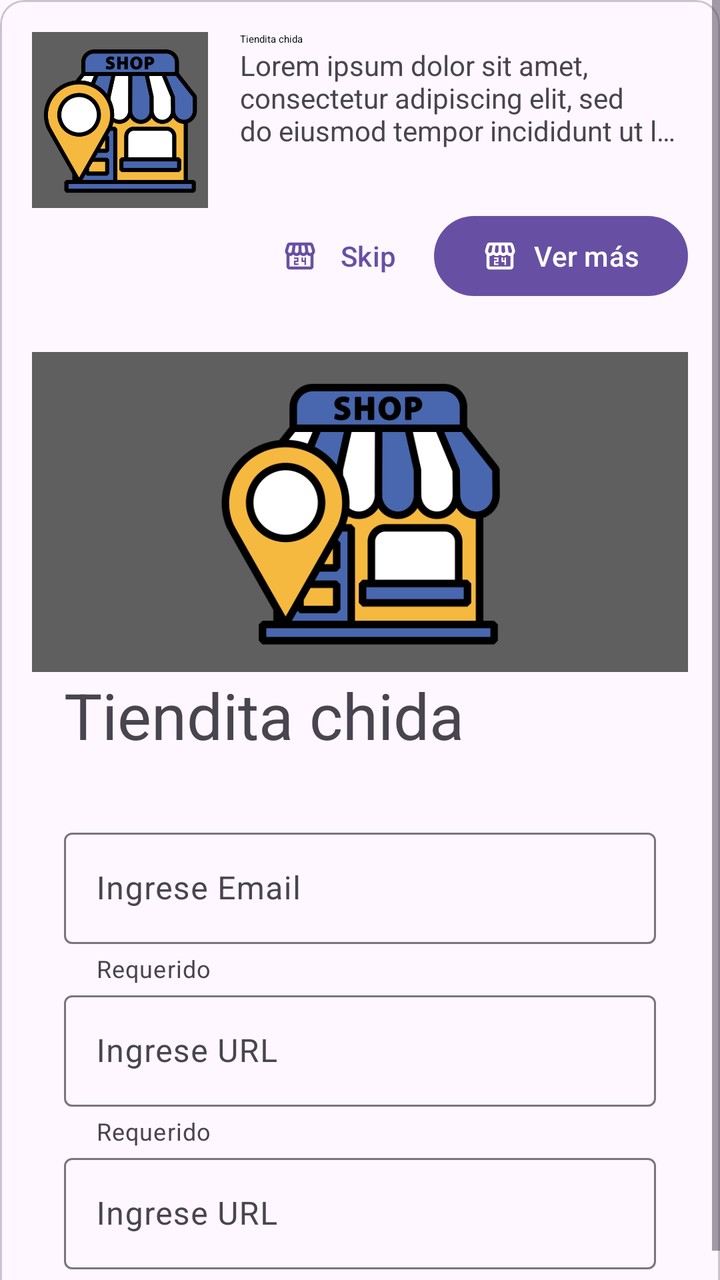
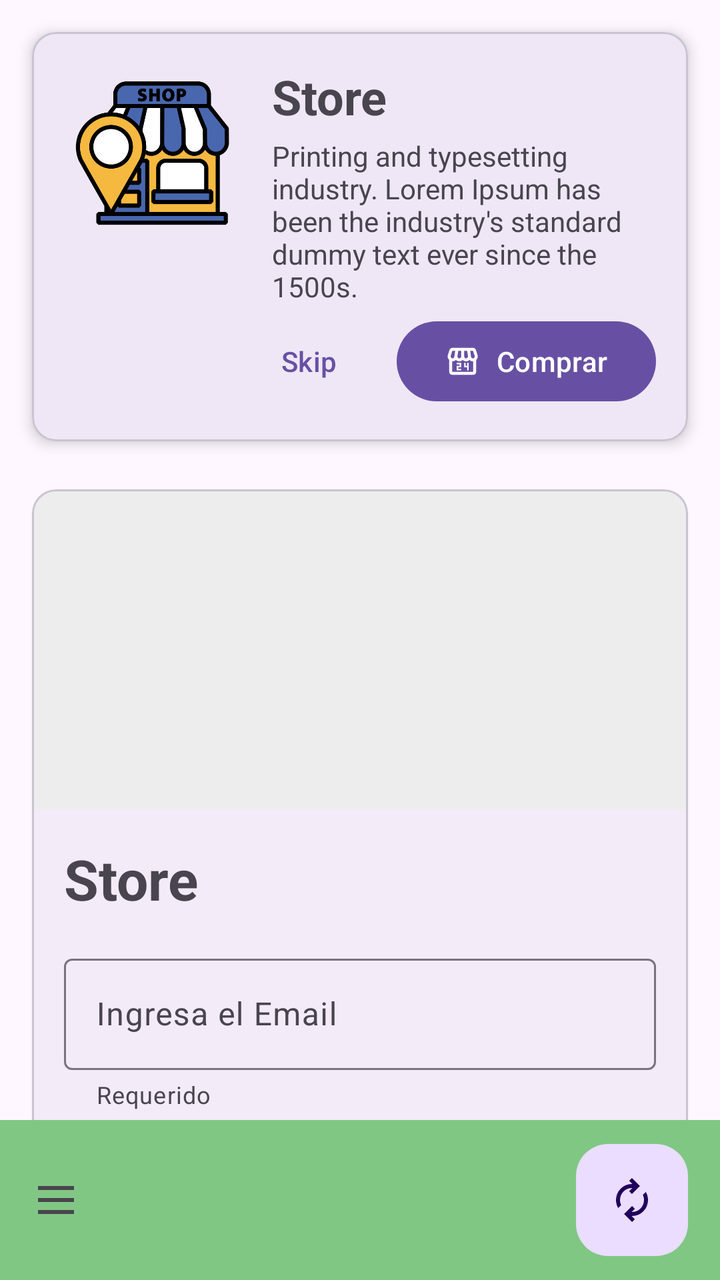

Before-and-after screenshots of an Android layout around one commit, followed by the original layout XML and the change that was made.
<!-- AndroidManifest.xml: application theme Theme.ComponentesYRecursos -->
<!-- res/layout/activity_main.xml -->
<?xml version="1.0" encoding="utf-8"?>
<ScrollView xmlns:android="http://schemas.android.com/apk/res/android"
    xmlns:app="http://schemas.android.com/apk/res-auto"
    xmlns:tools="http://schemas.android.com/tools"
    android:id="@+id/main"
    android:layout_width="match_parent"
    android:layout_height="match_parent"
    tools:context=".MainActivity">

    <LinearLayout
        android:orientation="vertical"
        android:layout_width="match_parent"
        android:layout_height="wrap_content">
        <com.google.android.material.card.MaterialCardView
            android:id="@+id/material_card"
            android:layout_width="match_parent"
            android:layout_height="wrap_content">
            <androidx.constraintlayout.widget.ConstraintLayout
                android:layout_width="match_parent"
                android:layout_height="wrap_content"
                android:layout_marginTop="16dp"
                android:layout_marginHorizontal="16dp">
                <ImageView
                    android:id="@+id/image1"
                    android:src="@drawable/img"
                    android:layout_width="88dp"
                    android:layout_height="88dp"
                    android:background="#5F5F5F"
                    app:layout_constraintStart_toStartOf="parent"
                    app:layout_constraintTop_toTopOf="parent"
                    />
                <TextView
                    android:id="@+id/text1"
                    android:text="Tiendita chida"
                    android:layout_marginStart="16dp"
                    app:layout_constraintStart_toEndOf="@+id/image1"
                    app:layout_constraintEnd_toEndOf="parent"
                    app:layout_constraintTop_toTopOf="parent"
                    android:layout_width="0dp"
                    android:textAppearance="?attr/textAppearanceHeadlineLargeEmphasized"
                    android:layout_height="wrap_content"/>
                <TextView
                    app:layout_constraintStart_toEndOf="@+id/image1"
                    app:layout_constraintEnd_toEndOf="parent"
                    app:layout_constraintTop_toBottomOf="@+id/text1"
                    android:layout_marginStart="16dp"
                    android:layout_width="0dp"
                    android:layout_height="wrap_content"
                    android:text="Lorem ipsum dolor sit amet, consectetur adipiscing elit, sed do eiusmod tempor incididunt ut labore et dolore magna aliqua."
                    android:maxLines="3"
                    android:ellipsize="end"
                    />
                <com.google.android.material.button.MaterialButton
                    android:id="@+id/button1"
                    android:text="Ver más"
                    app:icon="@drawable/outline_local_convenience_store_24"
                    app:layout_constraintEnd_toEndOf="parent"
                    app:layout_constraintTop_toBottomOf="@+id/image1"
                    android:layout_width="wrap_content"
                    android:layout_height="wrap_content">

                </com.google.android.material.button.MaterialButton>
                <com.google.android.material.button.MaterialButton
                    android:id="@+id/button2"
                    android:text="Skip"
                    app:icon="@drawable/outline_local_convenience_store_24"
                    app:layout_constraintEnd_toStartOf="@+id/button1"
                    app:layout_constraintTop_toBottomOf="@+id/image1"
                    android:layout_width="wrap_content"
                    android:layout_height="wrap_content"
                    style="@style/Widget.Material3.Button.TextButton"
                    >

                </com.google.android.material.button.MaterialButton>


                <ImageView
                    android:id="@+id/imgCard2"
                    android:layout_width="match_parent"
                    android:layout_height="160dp"
                    android:layout_marginTop="160dp"
                    android:background="#5F5F5F"
                    android:src="@drawable/img"
                    app:layout_constraintTop_toTopOf="@id/image1"
                    tools:layout_editor_absoluteX="0dp" />

                <TextView
                    android:layout_width="match_parent"
                    android:layout_height="wrap_content"
                    android:id="@+id/tvtext2"
                    android:text="Tiendita chida"
                    android:textAppearance="?attr/textAppearanceHeadlineLarge"
                    android:layout_marginStart="16dp"
                    app:layout_constraintTop_toBottomOf="@+id/imgCard2"
                    />

                <com.google.android.material.textfield.TextInputLayout
                    android:id="@+id/textLemail"
                    android:layout_width="match_parent"
                    android:layout_height="wrap_content"
                    android:layout_marginHorizontal="16dp"
                    android:layout_marginTop="32dp"
                    android:hint="Ingrese Email"
                    app:endIconMode="clear_text"
                    app:helperText="Requerido"
                    app:layout_constraintTop_toBottomOf="@id/tvtext2"
                    tools:layout_editor_absoluteX="16dp" >

                    <com.google.android.material.textfield.TextInputEditText
                        android:id="@+id/textEemail"
                        android:layout_width="match_parent"
                        android:layout_height="wrap_content"
                        android:inputType="number"
                        />

                </com.google.android.material.textfield.TextInputLayout>

                <com.google.android.material.textfield.TextInputLayout
                    android:id="@+id/textLurl"
                    android:layout_width="match_parent"
                    android:layout_height="wrap_content"
                    android:layout_marginHorizontal="16dp"
                    android:hint="Ingrese URL"
                    app:endIconMode="clear_text"
                    app:helperText="Requerido"
                    app:layout_constraintTop_toBottomOf="@id/textLemail"
                    tools:layout_editor_absoluteX="16dp" >

                    <com.google.android.material.textfield.TextInputEditText
                        android:id="@+id/textEurl"
                        android:layout_width="match_parent"
                        android:layout_height="wrap_content"
                        android:inputType="textUri"
                        />
                </com.google.android.material.textfield.TextInputLayout>

                <com.google.android.material.textfield.TextInputLayout
                    android:id="@+id/textLur"
                    android:layout_width="match_parent"
                    android:layout_height="wrap_content"
                    android:layout_marginHorizontal="16dp"
                    android:hint="Ingrese URL"
                    app:endIconMode="clear_text"
                    app:helperText="Requerido"
                    app:layout_constraintTop_toBottomOf="@id/textLurl"
                    tools:layout_editor_absoluteX="16dp" >

                    <com.google.android.material.textfield.TextInputEditText
                        android:id="@+id/textEur"
                        android:layout_width="match_parent"
                        android:layout_height="wrap_content"
                        android:inputType="textUri"
                        />
                </com.google.android.material.textfield.TextInputLayout>

            </androidx.constraintlayout.widget.ConstraintLayout>
        </com.google.android.material.card.MaterialCardView>
    </LinearLayout>

</ScrollView>
<!-- resources referenced by this layout -->
<resources>
  <!-- drawable img: png bitmap (drawable, 28993 bytes) -->
  <!-- drawable outline_local_convenience_store_24: vector/xml drawable (drawable, 2044 chars, omitted) -->
  <style name="Theme.ComponentesYRecursos" parent="Base.Theme.ComponentesYRecursos" />
  <style name="Base.Theme.ComponentesYRecursos" parent="Theme.Material3.DayNight.NoActionBar">
          
          
      </style>
</resources>

<!-- the commit's change to res/layout/activity_main.xml (unified diff, before → after) -->
@@ -1,160 +1,303 @@
+<androidx.coordinatorlayout.widget.CoordinatorLayout
+    xmlns:android="http://schemas.android.com/apk/res/android"
+    xmlns:app="http://schemas.android.com/apk/res-auto"
+    android:id="@+id/main"
+    android:layout_width="match_parent"
+    android:layout_height="match_parent">
+
+    <androidx.core.widget.NestedScrollView
+        android:id="@+id/nestedScrollView"
+        android:layout_width="match_parent"
+        android:layout_height="match_parent"
+        app:layout_behavior="@string/appbar_scrolling_view_behavior">
+
+        <include
+            android:id="@+id/contenedor"
+            layout="@layout/content_scrolling"/>
+
+    </androidx.core.widget.NestedScrollView>
+
+    <com.google.android.material.bottomappbar.BottomAppBar
+        android:id="@+id/BABar"
+        android:layout_width="match_parent"
+        android:layout_height="wrap_content"
+        android:layout_gravity="bottom"
+        app:navigationIcon="@drawable/outline_dehaze_24"
+        app:backgroundTint="#81C784"
+        app:fabAnimationMode="slide"
+        app:hideOnScroll="true"
+        style="@style/Widget.Material3.BottomAppBar"/>
+
+    <com.google.android.material.floatingactionbutton.FloatingActionButton
+        android:id="@+id/FABtn"
+        android:layout_width="wrap_content"
+        android:layout_height="wrap_content"
+        android:src="@drawable/outline_autorenew_24"
+        app:layout_anchor="@id/BABar"/>
+
+</androidx.coordinatorlayout.widget.CoordinatorLayout>
+<!-- res/layout/content_scrolling.xml (included above) -->
 <?xml version="1.0" encoding="utf-8"?>
-<ScrollView xmlns:android="http://schemas.android.com/apk/res/android"
+<androidx.core.widget.NestedScrollView
+    xmlns:android="http://schemas.android.com/apk/res/android"
     xmlns:app="http://schemas.android.com/apk/res-auto"
     xmlns:tools="http://schemas.android.com/tools"
-    android:id="@+id/main"
+    android:id="@+id/nestedScrollView"
     android:layout_width="match_parent"
     android:layout_height="match_parent"
-    tools:context=".MainActivity">
+    tools:showIn="@layout/activity_main">
 
     <LinearLayout
+        android:layout_width="match_parent"
+        android:layout_height="wrap_content"
         android:orientation="vertical"
+        android:padding="16dp"
+        android:clipToPadding="false"
+        android:paddingBottom="88dp"> <com.google.android.material.card.MaterialCardView
+        android:id="@+id/matCartView"
         android:layout_width="match_parent"
-        android:layout_height="wrap_content">
+        android:layout_height="wrap_content"
+        android:layout_marginBottom="16dp"
+        app:cardCornerRadius="12dp"
+        app:cardElevation="4dp">
+
+        <androidx.constraintlayout.widget.ConstraintLayout
+            android:layout_width="match_parent"
+            android:layout_height="wrap_content"
+            android:padding="16dp">
+
+            <ImageView
+                android:id="@+id/oxxoimage"
+                android:layout_width="88dp"
+                android:layout_height="88dp"
+                android:src="@drawable/img"
+                android:scaleType="centerCrop"
+                app:layout_constraintStart_toStartOf="parent"
+                app:layout_constraintTop_toTopOf="parent" />
+
+            <TextView
+                android:id="@+id/textoImage"
+                android:layout_width="0dp"
+                android:layout_height="wrap_content"
+                android:layout_marginStart="16dp"
+                android:text="Store"
+                android:textSize="24sp"
+                android:textStyle="bold"
+                app:layout_constraintStart_toEndOf="@id/oxxoimage"
+                app:layout_constraintEnd_toEndOf="parent"
+                app:layout_constraintTop_toTopOf="@id/oxxoimage" />
+
+            <TextView
+                android:id="@+id/descripcion"
+                android:layout_width="0dp"
+                android:layout_height="wrap_content"
+                android:layout_marginStart="16dp"
+                android:layout_marginTop="4dp"
+                android:text="Printing and typesetting industry. Lorem Ipsum has been the industry's standard dummy text ever since the 1500s."
+                android:textSize="14sp"
+                app:layout_constraintStart_toEndOf="@id/oxxoimage"
+                app:layout_constraintEnd_toEndOf="parent"
+                app:layout_constraintTop_toBottomOf="@id/textoImage"
+                app:layout_constraintBottom_toTopOf="@id/btnBuy" />
+
+            <com.google.android.material.button.MaterialButton
+                android:id="@+id/btnBuy"
+                android:layout_width="wrap_content"
+                android:layout_height="wrap_content"
+                android:layout_marginTop="4dp"
+                android:text="Comprar"
+                app:icon="@drawable/outline_local_convenience_store_24"
+                app:layout_constraintEnd_toEndOf="parent"
+                app:layout_constraintTop_toBottomOf="@id/descripcion" />
+
+            <com.google.android.material.button.MaterialButton
+                android:id="@+id/btnSkip"
+                android:layout_width="wrap_content"
+                android:layout_height="wrap_content"
+                android:text="Skip"
+                style="@style/Widget.Material3.Button.TextButton"
+                app:layout_constraintTop_toTopOf="@id/btnBuy"
+                app:layout_constraintEnd_toStartOf="@id/btnBuy"/>
+
+        </androidx.constraintlayout.widget.ConstraintLayout>
+    </com.google.android.material.card.MaterialCardView>
+
         <com.google.android.material.card.MaterialCardView
-            android:id="@+id/material_card"
+            android:id="@+id/matCardForm"
             android:layout_width="match_parent"
-            android:layout_height="wrap_content">
+            android:layout_height="wrap_content"
+            android:layout_marginTop="8dp"
+            app:cardCornerRadius="12dp"
+            app:cardElevation="2dp">
+
             <androidx.constraintlayout.widget.ConstraintLayout
                 android:layout_width="match_parent"
                 android:layout_height="wrap_content"
-                android:layout_marginTop="16dp"
-                android:layout_marginHorizontal="16dp">
-                <ImageView
-                    android:id="@+id/image1"
-                    android:src="@drawable/img"
-                    android:layout_width="88dp"
-                    android:layout_height="88dp"
-                    android:background="#5F5F5F"
-                    app:layout_constraintStart_toStartOf="parent"
-                    app:layout_constraintTop_toTopOf="parent"
-                    />
-                <TextView
-                    android:id="@+id/text1"
-                    android:text="Tiendita chida"
-                    android:layout_marginStart="16dp"
-                    app:layout_constraintStart_toEndOf="@+id/image1"
-                    app:layout_constraintEnd_toEndOf="parent"
-                    app:layout_constraintTop_toTopOf="parent"
-                    android:layout_width="0dp"
-                    android:textAppearance="?attr/textAppearanceHeadlineLargeEmphasized"
-                    android:layout_height="wrap_content"/>
-                <TextView
-                    app:layout_constraintStart_toEndOf="@+id/image1"
-                    app:layout_constraintEnd_toEndOf="parent"
-                    app:layout_constraintTop_toBottomOf="@+id/text1"
-                    android:layout_marginStart="16dp"
-                    android:layout_width="0dp"
-                    android:layout_height="wrap_content"
-                    android:text="Lorem ipsum dolor sit amet, consectetur adipiscing elit, sed do eiusmod tempor incididunt ut labore et dolore magna aliqua."
-                    android:maxLines="3"
-                    android:ellipsize="end"
-                    />
-                <com.google.android.material.button.MaterialButton
-                    android:id="@+id/button1"
-                    android:text="Ver más"
-                    app:icon="@drawable/outline_local_convenience_store_24"
-                    app:layout_constraintEnd_toEndOf="parent"
-                    app:layout_constraintTop_toBottomOf="@+id/image1"
-                    android:layout_width="wrap_content"
-                    android:layout_height="wrap_content">
-
-                </com.google.android.material.button.MaterialButton>
-                <com.google.android.material.button.MaterialButton
-                    android:id="@+id/button2"
-                    android:text="Skip"
-                    app:icon="@drawable/outline_local_convenience_store_24"
-                    app:layout_constraintEnd_toStartOf="@+id/button1"
-                    app:layout_constraintTop_toBottomOf="@+id/image1"
-                    android:layout_width="wrap_content"
-                    android:layout_height="wrap_content"
-                    style="@style/Widget.Material3.Button.TextButton"
-                    >
-
-                </com.google.android.material.button.MaterialButton>
-
+                android:paddingBottom="24dp">
 
                 <ImageView
                     android:id="@+id/imgCard2"
                     android:layout_width="match_parent"
                     android:layout_height="160dp"
-                    android:layout_marginTop="160dp"
-                    android:background="#5F5F5F"
-                    android:src="@drawable/img"
-                    app:layout_constraintTop_toTopOf="@id/image1"
+                    android:background="#EDEDED"
+                    android:scaleType="centerCrop"
+                    app:layout_constraintTop_toTopOf="parent"
                     tools:layout_editor_absoluteX="0dp" />
 
                 <TextView
-                    android:layout_width="match_parent"
-                    android:layout_height="wrap_content"
-                    android:id="@+id/tvtext2"
-                    android:text="Tiendita chida"
-                    android:textAppearance="?attr/textAppearanceHeadlineLarge"
+                    android:id="@+id/textTitulo2"
+                    android:layout_width="match_parent"
+                    android:layout_height="wrap_content"
+                    android:text="Store"
+                    android:textSize="28sp"
+                    android:textStyle="bold"
+                    android:layout_marginTop="16dp"
                     android:layout_marginStart="16dp"
-                    app:layout_constraintTop_toBottomOf="@+id/imgCard2"
-                    />
+                    app:layout_constraintTop_toBottomOf="@id/imgCard2"/>
 
                 <com.google.android.material.textfield.TextInputLayout
-                    android:id="@+id/textLemail"
-                    android:layout_width="match_parent"
-                    android:layout_height="wrap_content"
-                    android:layout_marginHorizontal="16dp"
-                    android:layout_marginTop="32dp"
-                    android:hint="Ingrese Email"
-                    app:endIconMode="clear_text"
+                    android:id="@+id/TILemail"
+                    android:layout_width="match_parent"
+                    android:layout_height="wrap_content"
+                    android:layout_marginTop="16dp"
+                    android:layout_marginHorizontal="16dp"
+                    android:hint="Ingresa el Email"
                     app:helperText="Requerido"
-                    app:layout_constraintTop_toBottomOf="@id/tvtext2"
-                    tools:layout_editor_absoluteX="16dp" >
+                    app:errorEnabled="true"
+                    app:layout_constraintTop_toBottomOf="@+id/textTitulo2">
 
                     <com.google.android.material.textfield.TextInputEditText
-                        android:id="@+id/textEemail"
+                        android:id="@+id/TIETemail"
                         android:layout_width="match_parent"
                         android:layout_height="wrap_content"
-                        android:inputType="number"
-                        />
-
+                        android:inputType="textEmailAddress"/>
                 </com.google.android.material.textfield.TextInputLayout>
 
                 <com.google.android.material.textfield.TextInputLayout
-                    android:id="@+id/textLurl"
-                    android:layout_width="match_parent"
-                    android:layout_height="wrap_content"
-                    android:layout_marginHorizontal="16dp"
-                    android:hint="Ingrese URL"
-                    app:endIconMode="clear_text"
+                    android:id="@+id/TILurl"
+                    android:layout_width="match_parent"
+                    android:layout_height="wrap_content"
+                    android:layout_marginTop="8dp"
+                    android:layout_marginHorizontal="16dp"
+                    android:hint="Ingresa una URL"
                     app:helperText="Requerido"
-                    app:layout_constraintTop_toBottomOf="@id/textLemail"
-                    tools:layout_editor_absoluteX="16dp" >
+                    app:errorEnabled="true"
+                    app:layout_constraintTop_toBottomOf="@+id/TILemail">
 
                     <com.google.android.material.textfield.TextInputEditText
-                        android:id="@+id/textEurl"
+                        android:id="@+id/TIETurl"
                         android:layout_width="match_parent"
                         android:layout_height="wrap_content"
-                        android:inputType="textUri"
-                        />
+                        android:inputType="textUri"/>
                 </com.google.android.material.textfield.TextInputLayout>
 
                 <com.google.android.material.textfield.TextInputLayout
-                    android:id="@+id/textLur"
-                    android:layout_width="match_parent"
-                    android:layout_height="wrap_content"
-                    android:layout_marginHorizontal="16dp"
-                    android:hint="Ingrese URL"
-                    app:endIconMode="clear_text"
+                    android:id="@+id/TILpass"
+                    android:layout_width="match_parent"
+                    android:layout_height="wrap_content"
+                    android:layout_marginTop="8dp"
+                    android:layout_marginHorizontal="16dp"
+                    android:hint="Ingrese una contraseña"
                     app:helperText="Requerido"
-                    app:layout_constraintTop_toBottomOf="@id/textLurl"
-                    tools:layout_editor_absoluteX="16dp" >
+                    app:endIconMode="password_toggle"
+                    android:enabled="false"
+                    app:layout_constraintTop_toBottomOf="@+id/TILurl">
 
                     <com.google.android.material.textfield.TextInputEditText
-                        android:id="@+id/textEur"
+                        android:id="@+id/TIETpass"
                         android:layout_width="match_parent"
                         android:layout_height="wrap_content"
-                        android:inputType="textUri"
-                        />
+                        android:inputType="textPassword"/>
                 </com.google.android.material.textfield.TextInputLayout>
+
+                <com.google.android.material.divider.MaterialDivider
+                    android:id="@+id/dividerpass"
+                    android:layout_width="match_parent"
+                    android:layout_height="wrap_content"
+                    android:layout_marginTop="16dp"
+                    android:layout_marginHorizontal="16dp"
+                    app:layout_constraintTop_toBottomOf="@+id/TILpass"/>
+
+                <com.google.android.material.checkbox.MaterialCheckBox
+                    android:id="@+id/CBpass"
+                    android:layout_width="wrap_content"
+                    android:layout_height="wrap_content"
+                    android:text="Habilitar Contraseña"
+                    android:layout_marginStart="16dp"
+                    android:layout_marginTop="8dp"
+                    app:layout_constraintStart_toStartOf="parent"
+                    app:layout_constraintTop_toBottomOf="@id/dividerpass"/>
+
+                <com.google.android.material.switchmaterial.SwitchMaterial
+                    android:id="@+id/switch1"
+                    android:layout_width="wrap_content"
+                    android:layout_height="wrap_content"
+                    android:text="Ocultar Boton"
+                    android:checked="true"
+                    android:layout_marginEnd="16dp"
+                    app:layout_constraintEnd_toEndOf="parent"
+                    app:layout_constraintTop_toTopOf="@+id/CBpass"
+                    app:layout_constraintBottom_toBottomOf="@+id/CBpass"/>
+
+                <com.google.android.material.chip.Chip
+                    android:id="@+id/Chip1"
+                    android:layout_width="wrap_content"
+                    android:layout_height="wrap_content"
+                    android:text="El texto del Chip"
+                    android:checkable="true"
+                    app:closeIconEnabled="true"
+                    android:layout_marginStart="16dp"
+                    android:layout_marginTop="8dp"
+                    app:layout_constraintStart_toStartOf="parent"
+                    app:layout_constraintTop_toBottomOf="@id/CBpass"/>
+
+                <com.google.android.material.slider.Slider
+                    android:id="@+id/Slider1"
+                    android:layout_width="match_parent"
+                    android:layout_height="wrap_content"
+                    android:layout_marginHorizontal="16dp"
+                    android:layout_marginTop="12dp"
+                    android:valueFrom="0.0"
+                    android:valueTo="10.0"
+                    android:value="2.0"
+                    android:stepSize="1.0"
+                    app:layout_constraintTop_toBottomOf="@+id/Chip1"/>
+
+                <com.google.android.material.button.MaterialButtonToggleGroup
+                    android:id="@+id/MTcolores"
+                    android:layout_width="wrap_content"
+                    android:layout_height="wrap_content"
+                    android:layout_marginTop="16dp"
+                    app:singleSelection="true"
+                    app:selectionRequired="true"
+                    app:layout_constraintEnd_toEndOf="parent"
+                    app:layout_constraintStart_toStartOf="parent"
+                    app:layout_constraintTop_toBottomOf="@+id/Slider1">
+
+                    <com.google.android.material.button.MaterialButton
+                        android:id="@+id/BtnRojo"
+                        android:layout_width="wrap_content"
+                        android:layout_height="wrap_content"
+                        android:text="Rojo"
+                        style="?attr/materialButtonOutlinedStyle"/>
+
+                    <com.google.android.material.button.MaterialButton
+                        android:id="@+id/BtnVerde"
+                        android:layout_width="wrap_content"
+                        android:layout_height="wrap_content"
+                        android:text="Verde"
+                        style="?attr/materialButtonOutlinedStyle"/>
+
+                    <com.google.android.material.button.MaterialButton
+                        android:id="@+id/BtnAzul"
+                        android:layout_width="wrap_content"
+                        android:layout_height="wrap_content"
+                        android:text="Azul"
+                        style="?attr/materialButtonOutlinedStyle"/>
+
+                </com.google.android.material.button.MaterialButtonToggleGroup>
 
             </androidx.constraintlayout.widget.ConstraintLayout>
         </com.google.android.material.card.MaterialCardView>
     </LinearLayout>
-
-</ScrollView>
+</androidx.core.widget.NestedScrollView>
<!-- resource entries referenced after the edit -->
@@ -1,6 +1,18 @@
 <!-- resources referenced by this layout -->
 <resources>
   <!-- drawable img: png bitmap (drawable, 28993 bytes) -->
+  <!-- drawable outline_autorenew_24 (drawable) -->
+  <vector xmlns:android="http://schemas.android.com/apk/res/android" android:height="24dp" android:tint="#000000" android:viewportHeight="960" android:viewportWidth="960" android:width="24dp">
+        
+      <path android:fillColor="@android:color/white" android:pathData="M204,642Q182,604 171,564Q160,524 160,482Q160,348 253,254Q346,160 480,160L487,160L423,96L479,40L639,200L479,360L423,304L487,240L480,240Q380,240 310,310.5Q240,381 240,482Q240,508 246,533Q252,558 264,582L204,642ZM481,920L321,760L481,600L537,656L473,720L480,720Q580,720 650,649.5Q720,579 720,478Q720,452 714,427Q708,402 696,378L756,318Q778,356 789,396Q800,436 800,478Q800,612 707,706Q614,800 480,800L473,800L537,864L481,920Z"/>
+      
+  </vector>
+  <!-- drawable outline_dehaze_24 (drawable) -->
+  <vector xmlns:android="http://schemas.android.com/apk/res/android" android:height="24dp" android:tint="#000000" android:viewportHeight="960" android:viewportWidth="960" android:width="24dp">
+        
+      <path android:fillColor="@android:color/white" android:pathData="M120,280L120,200L840,200L840,280L120,280ZM120,760L120,680L840,680L840,760L120,760ZM120,520L120,440L840,440L840,520L120,520Z"/>
+      
+  </vector>
   <!-- drawable outline_local_convenience_store_24: vector/xml drawable (drawable, 2044 chars, omitted) -->
   <style name="Theme.ComponentesYRecursos" parent="Base.Theme.ComponentesYRecursos" />
   <style name="Base.Theme.ComponentesYRecursos" parent="Theme.Material3.DayNight.NoActionBar">
